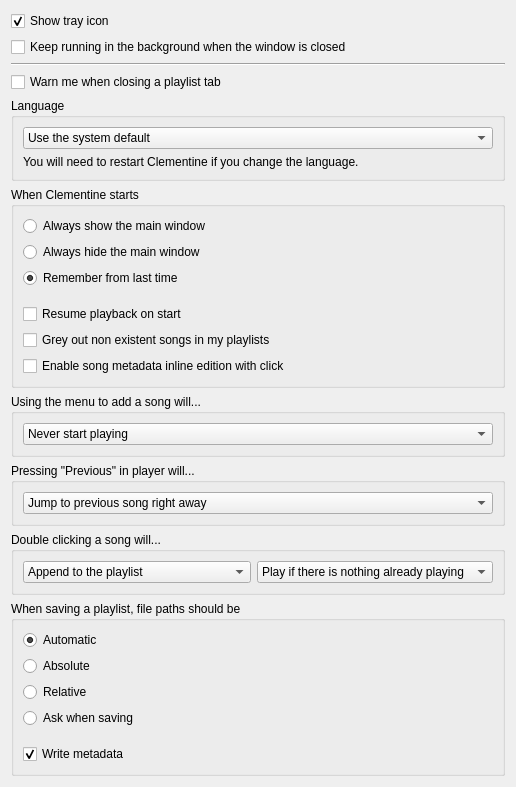
This is src/ui/behavioursettingspage.ui in clementine-player/Clementine as Qt 5 draws it before an edit. The edited form follows.
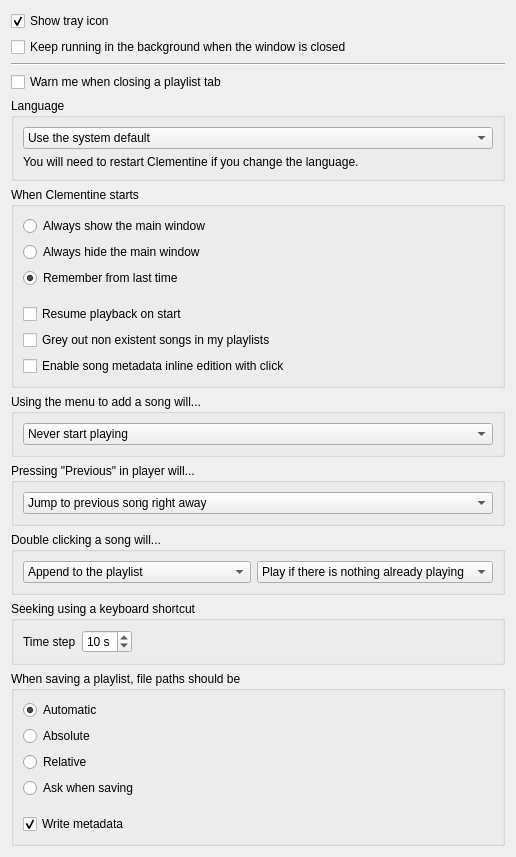
This is the edited form.

Commit message: Add option to change the time step when seeking using the keyboard.

Patch:
```diff
--- a/src/ui/behavioursettingspage.ui
+++ b/src/ui/behavioursettingspage.ui
@@ -7,7 +7,7 @@
     <x>0</x>
     <y>0</y>
     <width>516</width>
-    <height>753</height>
+    <height>851</height>
    </rect>
   </property>
   <property name="windowTitle">
@@ -261,6 +261,54 @@
      </layout>
     </widget>
    </item>
+   <item>
+    <widget class="QGroupBox" name="groupBox_seekstep">
+     <property name="title">
+      <string>Seeking using a keyboard shortcut</string>
+     </property>
+     <layout class="QHBoxLayout" name="horizontalLayout_7">
+      <item>
+       <widget class="QLabel" name="label_seekstep">
+        <property name="text">
+         <string>Time step</string>
+        </property>
+       </widget>
+      </item>
+      <item>
+       <widget class="QSpinBox" name="seek_step_sec">
+        <property name="suffix">
+         <string> s</string>
+        </property>
+        <property name="prefix">
+         <string/>
+        </property>
+        <property name="minimum">
+         <number>1</number>
+        </property>
+        <property name="maximum">
+         <number>20</number>
+        </property>
+        <property name="value">
+         <number>10</number>
+        </property>
+       </widget>
+      </item>
+      <item>
+       <spacer name="horizontalSpacer_seekstep">
+        <property name="orientation">
+         <enum>Qt::Horizontal</enum>
+        </property>
+        <property name="sizeHint" stdset="0">
+         <size>
+          <width>40</width>
+          <height>20</height>
+         </size>
+        </property>
+       </spacer>
+      </item>
+     </layout>
+    </widget>
+   </item>
    <item>
     <widget class="QGroupBox" name="groupBox_9">
      <property name="title">
```
Left out of the diff: 4 changed lines with no effect on the pictures. The commit also changes 3 other files.
